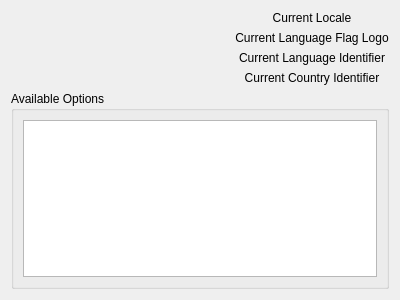
Old version of the form geometrize/dialog/languageselectwidget.ui in the repository Tw1ddle/geometrize.
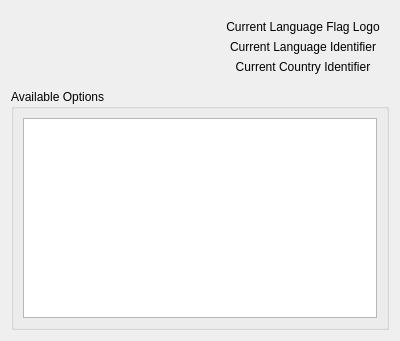
New version of the form. Custom widgets are drawn as their Qt base class.

Commit message: Add locale name getter/setter, string split, iso script code to preferences

Patch:
```diff
--- a/geometrize/dialog/languageselectwidget.ui
+++ b/geometrize/dialog/languageselectwidget.ui
@@ -30,17 +30,23 @@
       </spacer>
      </item>
      <item>
+      <widget class="QWidget" name="container" native="true">
+       <property name="sizePolicy">
+        <sizepolicy hsizetype="Fixed" vsizetype="Preferred">
+         <horstretch>0</horstretch>
+         <verstretch>0</verstretch>
+        </sizepolicy>
+       </property>
+       <property name="minimumSize">
+        <size>
+         <width>150</width>
+         <height>0</height>
+        </size>
+       </property>
       <layout class="QVBoxLayout" name="verticalLayout_2">
-       <item>
-        <widget class="QLabel" name="currentLanguageLabel">
-         <property name="text">
-          <string>Current Locale</string>
-         </property>
-         <property name="alignment">
-          <set>Qt::AlignCenter</set>
-         </property>
-        </widget>
-       </item>
+        <property name="sizeConstraint">
+         <enum>QLayout::SetDefaultConstraint</enum>
+        </property>
        <item>
         <widget class="QLabel" name="currentLanguageFlagLabel">
          <property name="text">
@@ -76,6 +82,7 @@
         </layout>
        </item>
       </layout>
+      </widget>
      </item>
     </layout>
    </item>
@@ -87,6 +94,12 @@
      <layout class="QVBoxLayout" name="verticalLayout_3">
       <item>
        <widget class="geometrize::dialog::LanguageSelectList" name="languageSelectList">
+        <property name="minimumSize">
+         <size>
+          <width>250</width>
+          <height>200</height>
+         </size>
+        </property>
         <property name="tabKeyNavigation">
          <bool>true</bool>
         </property>
```
Lines whose indentation alone changed are shown as unchanged. The commit also changes 8 other files.
